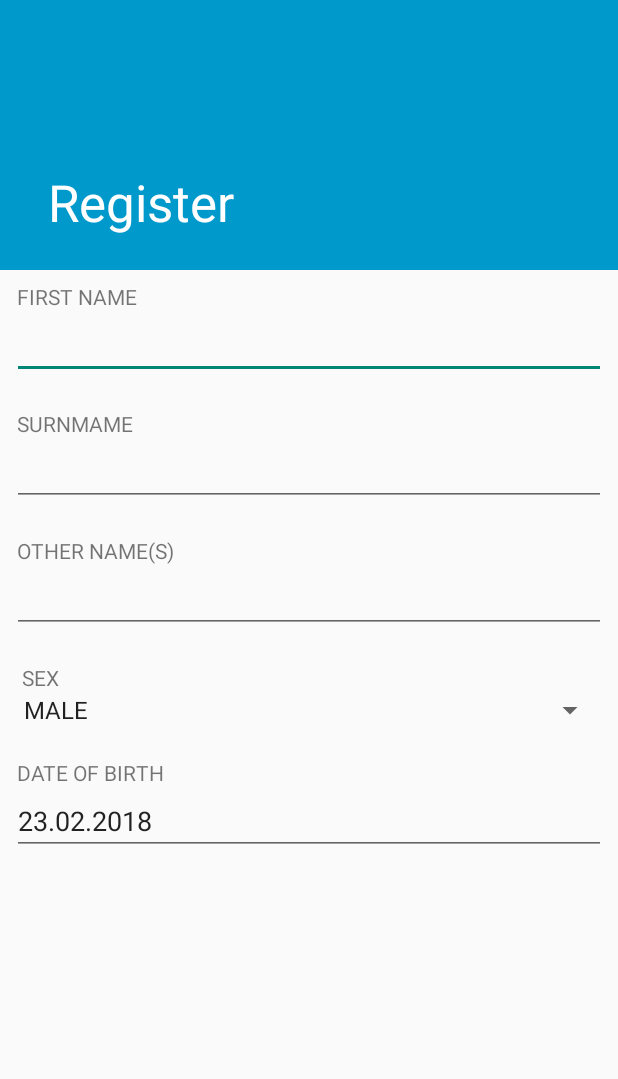
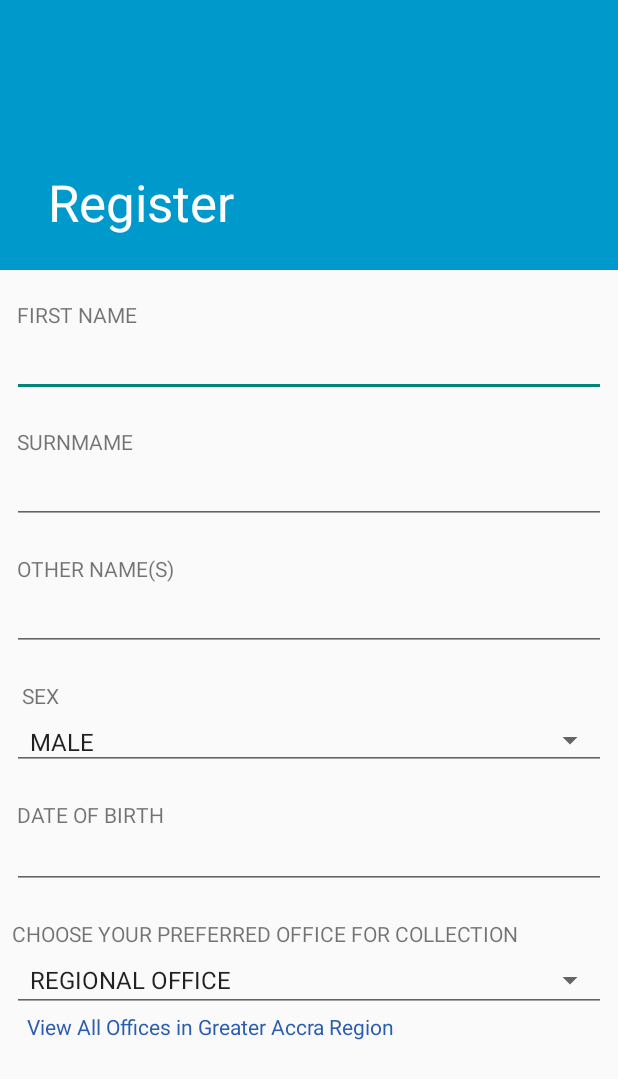
Before and after one commit to danlarteygh/NHIS, an Android app: the Register screen opened directly, with no data from a screen before it, on a phone screen of 412 x 824 dp. Shown: the top 1079 px of the screen. Run offline under Robolectric (Android 15) with nearby library versions, the phone set to English and light mode, and no system bars.

```diff
--- a/app/build.gradle
+++ b/app/build.gradle
@@ -23,6 +23,7 @@ dependencies {
     implementation 'com.android.support:appcompat-v7:26.1.0'
     implementation 'com.android.support.constraint:constraint-layout:1.0.2'
     implementation 'com.android.support:design:26.1.0'
+    implementation 'com.android.support:support-v4:26.1.0'
     testImplementation 'junit:junit:4.12'
     androidTestImplementation 'com.android.support.test:runner:1.0.1'
     androidTestImplementation 'com.android.support.test.espresso:espresso-core:3.0.1'
--- a/app/src/main/AndroidManifest.xml
+++ b/app/src/main/AndroidManifest.xml
@@ -21,11 +21,11 @@
             android:name=".Login"
             android:label="@string/title_activity_login" />
         <activity android:name=".EmptyActivity" />
-
         <activity
             android:name=".Register"
             android:label="@string/title_activity_register"
-            android:theme="@style/Theme.AppCompat.Light.NoActionBar"></activity>
+            android:theme="@style/Theme.AppCompat.Light.NoActionBar" />
+        <activity android:name=".Offices"></activity>
     </application>
 
 </manifest>
--- a/app/src/main/java/com/project/danlarteygh/nhis/MainActivity.java
+++ b/app/src/main/java/com/project/danlarteygh/nhis/MainActivity.java
@@ -35,4 +35,6 @@ public class MainActivity extends AppCompatActivity {
 
 
 
+
+
 }
--- a/app/src/main/java/com/project/danlarteygh/nhis/Register.java
+++ b/app/src/main/java/com/project/danlarteygh/nhis/Register.java
@@ -2,6 +2,7 @@ package com.project.danlarteygh.nhis;
 
 import android.app.DatePickerDialog;
 import android.content.Context;
+import android.content.Intent;
 import android.os.Bundle;
 import android.support.design.widget.FloatingActionButton;
 import android.support.design.widget.Snackbar;
@@ -46,7 +47,7 @@ public class Register extends AppCompatActivity implements OnItemSelectedListene
         spinner.setOnItemSelectedListener(this);
 
         // Spinner Drop down elements
-        List<String> categories = new ArrayList<String>(0);
+        List<String> categories = new ArrayList<String>();
         categories.add("MALE");
         categories.add("FEMALE");
 
@@ -60,12 +61,44 @@ public class Register extends AppCompatActivity implements OnItemSelectedListene
         // attaching data adapter to spinner
         spinner.setAdapter(dataAdapter);
 
+        //OFFICE SPINNER
+        // Spinner element
+        spinner = (Spinner) findViewById(R.id.office);
+
+        // Spinner click listener
+        spinner.setOnItemSelectedListener(this);
+
+        // Spinner Drop down elements
+        categories = new ArrayList<String>(0);
+        categories.add("REGIONAL OFFICE");
+        categories.add("ABLEKUMA");
+        categories.add("ASHIEDU KETEKE");
+        categories.add("AYAWASO");
+        categories.add("DANGBE EAST");
+        categories.add("DANGBE WEST");
+        categories.add("GA DISTRICT");
+        categories.add("KPESHIE");
+        categories.add("OKAIKOI");
+        categories.add("OSU KLOTTEY");
+        categories.add("TEMA");
+
+
+        // Creating adapter for spinner
+        dataAdapter = new ArrayAdapter<String>(this, android.R.layout.simple_spinner_item, categories);
+
+        // Drop down layout style - list view with radio button
+        dataAdapter.setDropDownViewResource(android.R.layout.simple_spinner_dropdown_item);
+
+        // attaching data adapter to spinner
+        spinner.setAdapter(dataAdapter);
+
+
         editDate = (EditText) findViewById(R.id.editText_dob);
 
 // init - set date to current date
-        long currentdate = System.currentTimeMillis();
+       /* long currentdate = System.currentTimeMillis();
         String dateString = sdf.format(currentdate);
-        editDate.setText(dateString);
+        editDate.setText(dateString); */
 
 // set calendar date and update editDate
         date = new DatePickerDialog.OnDateSetListener() {
@@ -117,5 +150,8 @@ public class Register extends AppCompatActivity implements OnItemSelectedListene
     }
 
 
-
+    public void view_offices(View view) {
+        Intent intent = new Intent(this, Offices.class);
+        startActivity(intent);
+    }
 }
--- a/app/src/main/res/layout/content_register.xml
+++ b/app/src/main/res/layout/content_register.xml
@@ -6,7 +6,7 @@
     android:layout_height="match_parent"
     android:layout_marginLeft="8dp"
     android:layout_marginRight="8dp"
-    android:layout_marginTop="8dp"
+    android:layout_marginTop="20dp"
     app:layout_behavior="@string/appbar_scrolling_view_behavior"
     tools:context="com.project.danlarteygh.nhis.Register"
     tools:showIn="@layout/activity_register">
@@ -67,9 +67,10 @@
         <Spinner
             android:id="@+id/sex"
             android:layout_width="fill_parent"
-            android:layout_height="wrap_content"
+            android:layout_height="40dp"
             android:layout_marginBottom="20dp"
-            android:prompt="@string/spinner_title" />
+            android:prompt="@string/spinner_title"
+            style="@style/Widget.AppCompat.Spinner.Underlined"/>
 
         <TextView
             android:id="@+id/textView5"
@@ -80,11 +81,42 @@
         <EditText
             android:id="@+id/editText_dob"
             android:layout_width="match_parent"
+            android:layout_height="40dp"
+            android:layout_marginBottom="20dp"
+            android:ems="10"
+            android:focusable="false"
+            android:inputType="date" />
+
+        <TextView
+            android:id="@+id/textView6"
+            android:layout_width="match_parent"
             android:layout_height="wrap_content"
-            android:layout_marginBottom="20dp"
-            android:inputType="date"
-            android:ems="10"
-            android:focusable="false" />
+            android:text="CHOOSE YOUR PREFERRED OFFICE FOR COLLECTION" />
+
+        <Spinner
+            android:id="@+id/office"
+            android:layout_width="match_parent"
+            android:layout_height="match_parent"
+            android:prompt="@string/spinner_title"
+            style="@style/Widget.AppCompat.Spinner.Underlined"/>
+
+        <TextView
+            android:id="@+id/textView8"
+            android:layout_width="match_parent"
+            android:layout_height="wrap_content"
+            android:text="   View All Offices in Greater Accra Region"
+            android:clickable="true"
+            android:onClick="view_offices"
+            android:textColor="#2A5DB0" />
+
+
+
+        <!--  <TextView
+              android:id="@+id/textView7"
+              android:layout_width="match_parent"
+              android:layout_height="wrap_content"
+              android:text="VIEW ALL OFFICES IN GREATER ACCRA REGION"
+              android:textColor="#2A5DB0" /> -->
 
 
     </LinearLayout>
--- a/app/src/main/res/values/colors.xml
+++ b/app/src/main/res/values/colors.xml
@@ -3,4 +3,6 @@
     <color name="colorPrimary">#3F51B5</color>
     <color name="colorPrimaryDark">#303F9F</color>
     <color name="colorAccent">#FF4081</color>
+
+    <color name="black_overlay">#66000000</color>
 </resources>
--- a/app/src/main/res/values/strings.xml
+++ b/app/src/main/res/values/strings.xml
@@ -199,4 +199,8 @@
         "when a user tries to pick up one of cards.\n\n"
     </string>
     <string name="spinner_title">SEX</string>
+
+    <string name="title_activity_offices">Offices</string>
+    <string name="dummy_button">Dummy Button</string>
+    <string name="dummy_content">DUMMY\nCONTENT</string>
 </resources>
```
Also changed, not shown: app/src/main/java/com/project/danlarteygh/nhis/Offices.java (added, +13 -0 lines), app/src/main/res/layout/activity_main.xml (+4 -6 lines), app/src/main/res/layout/activity_offices.xml (added, +14 -0 lines), app/src/main/res/menu/menu_scrolling.xml (deleted, +0 -10 lines), app/src/main/res/menu/menu_scrolling_activity2.xml (deleted, +0 -10 lines), app/src/main/res/values/attrs.xml (added, +12 -0 lines), app/src/main/res/values/styles.xml (+12 -0 lines).
